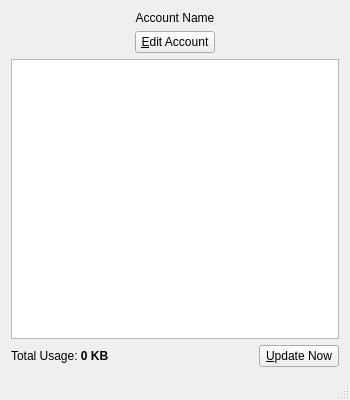
First picture: the form in mainwindow.ui, repository nsmgr8/BLUsage-qt4, before the edit.
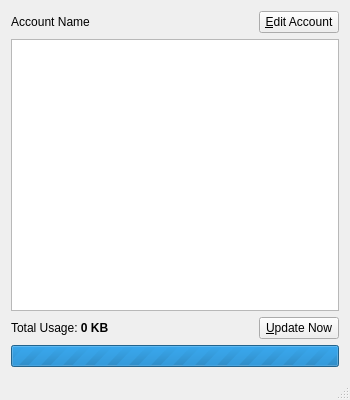
Second picture: the form after the edit.

```diff
--- a/mainwindow.ui
+++ b/mainwindow.ui
@@ -28,9 +28,7 @@
   <widget class="QWidget" name="centralWidget">
    <layout class="QGridLayout" name="gridLayout">
     <item row="0" column="0">
-     <layout class="QVBoxLayout" name="verticalLayout_2">
-      <item>
-       <layout class="QVBoxLayout" name="verticalLayout">
+     <layout class="QHBoxLayout" name="horizontalLayout_2">
         <item>
          <widget class="QLabel" name="accountName">
           <property name="text">
@@ -42,8 +40,6 @@
          </widget>
         </item>
         <item>
-         <layout class="QHBoxLayout" name="horizontalLayout_2">
-          <item>
            <spacer name="horizontalSpacer_2">
             <property name="orientation">
              <enum>Qt::Horizontal</enum>
@@ -63,27 +59,12 @@
             </property>
            </widget>
           </item>
-          <item>
-           <spacer name="horizontalSpacer_3">
-            <property name="orientation">
-             <enum>Qt::Horizontal</enum>
-            </property>
-            <property name="sizeHint" stdset="0">
-             <size>
-              <width>40</width>
-              <height>20</height>
-             </size>
-            </property>
-           </spacer>
-          </item>
-         </layout>
-        </item>
-       </layout>
-      </item>
-      <item>
+     </layout>
+    </item>
+    <item row="1" column="0">
        <widget class="QTreeView" name="treeView"/>
       </item>
-      <item>
+    <item row="2" column="0">
        <layout class="QHBoxLayout" name="horizontalLayout">
         <item>
          <widget class="QLabel" name="totalLabel">
@@ -114,7 +95,18 @@
         </item>
        </layout>
       </item>
-     </layout>
+    <item row="3" column="0">
+     <widget class="QProgressBar" name="progressBar">
+      <property name="enabled">
+       <bool>true</bool>
+      </property>
+      <property name="maximum">
+       <number>0</number>
+      </property>
+      <property name="value">
+       <number>-1</number>
+      </property>
+     </widget>
     </item>
    </layout>
   </widget>
```
Left out of the diff: 9 changed lines with no effect on the pictures. Lines whose indentation alone changed are shown as unchanged.
